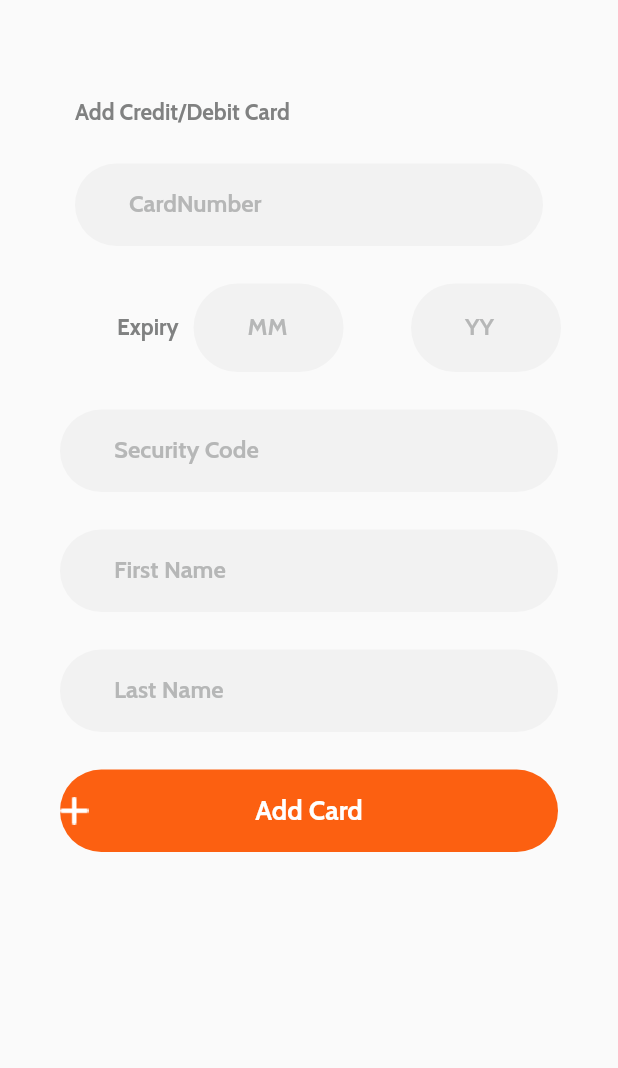
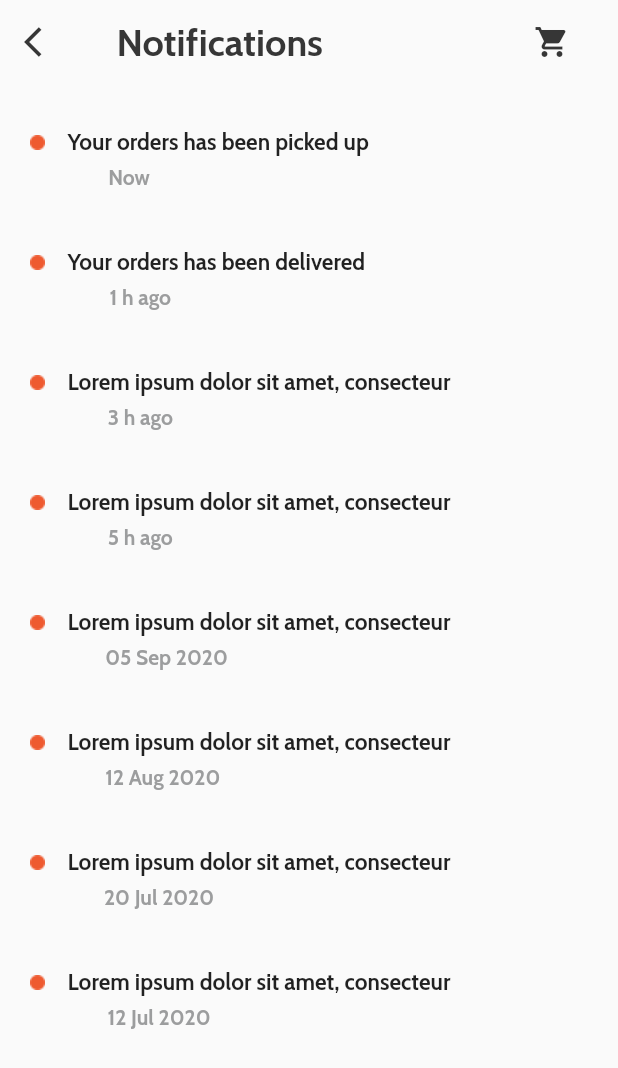
Before and after one commit to CATR27/AppMonkey5, a Flutter app: the screen it shows after launch, on a phone screen of 412 x 824 dp. Shown: the top 1068 px of the screen. Run offline on Flutter 3.47's test engine with Material 2 defaults, Android fonts, the phone set to English and light mode, and no system bars.

Commit message:
Trejo Ramirez Carlos Adrian

```diff
--- a/lib/main.dart
+++ b/lib/main.dart
@@ -5,7 +5,7 @@ void main() {
   runApp(MaterialApp(
       debugShowCheckedModeBanner: false,
       title: 'Monkey Delivery',
-      initialRoute: '/addcredit2',
+      initialRoute: '/notification',
       routes: routes,
       theme: ThemeData(
           primaryColor: const Color.fromRGBO(252, 96, 17, 1.0),
--- /dev/null
+++ b/lib/src/pages/notifications.dart
@@ -0,0 +1,278 @@
+import 'package:flutter/material.dart';
+
+class Notifications extends StatelessWidget {
+  const Notifications({Key? key}) : super(key: key);
+
+  @override
+  Widget build(BuildContext context) {
+    return Stack(
+      children:<Widget>[ Scaffold(
+        appBar: AppBar(
+          shadowColor: Colors.transparent,
+          title: const Text(' Notifications',
+          style: TextStyle(color: Color.fromARGB(255, 54, 54, 54),
+          fontSize: 25.0,
+          ),
+          ),
+          leading: IconButton(
+            icon:const Icon(Icons.arrow_back_ios,
+            color: Color.fromARGB(255, 54, 54, 54),),
+            onPressed: (){},),
+          backgroundColor: Colors.transparent,
+          actions:<Widget>[
+            IconButton(
+              icon: const Icon(Icons.shopping_cart,
+              color: Color.fromARGB(255, 54, 54, 54),
+              ),
+              onPressed: (){}),
+              const SizedBox(width: 20,),
+          ],
+        ),
+        body: SingleChildScrollView(
+          child: Column(
+            children: <Widget>[
+              Column(
+                children: <Widget>[
+                  const SizedBox(height: 30,),
+                  Row(
+                    children:<Widget>[
+                      Container(
+                        child: Image.asset('lib/src/img/punto.png'),
+                        margin: const EdgeInsets.only( left: 20, right: 10),
+                      ),
+                      Container(
+                        child: const Text('Your orders has been picked up',
+                        style: TextStyle(
+                          fontSize: 15,
+                        ),
+                        ),
+                        margin: const EdgeInsets.only( left: 5),
+                      ),
+                    ]
+                  ),
+                  Container(
+                    child: const Text('Now',
+                    style: TextStyle(color: Color.fromARGB(255, 156, 157, 158)),),
+                    margin: const EdgeInsets.only( top: 5, right: 240),
+                  ),
+                ],
+              ),
+              const SizedBox(height: 10,),
+
+
+              Column(
+                children: <Widget>[
+                  const SizedBox(height: 30,),
+                  Row(
+                    children:<Widget>[
+                      Container(
+                        child: Image.asset('lib/src/img/punto.png'),
+                        margin: const EdgeInsets.only( left: 20, right: 10),
+                      ),
+                      Container(
+                        child: const Text('Your orders has been delivered',
+                        style: TextStyle(
+                          fontSize: 15,
+                        ),
+                        ),
+                        margin: const EdgeInsets.only( left: 5),
+                      ),
+                    ]
+                  ),
+                  Container(
+                    child: const Text('1 h ago',
+                    style: TextStyle(color: Color.fromARGB(255, 156, 157, 158)),),
+                    margin: const EdgeInsets.only( top: 5, right: 225),
+                  ),
+                ],
+              ),
+              const SizedBox(height: 10,),
+
+              Column(
+                children: <Widget>[
+                  const SizedBox(height: 30,),
+                  Row(
+                    children:<Widget>[
+                      Container(
+                        child: Image.asset('lib/src/img/punto.png'),
+                        margin: const EdgeInsets.only( left: 20, right: 10),
+                      ),
+                      Container(
+                        child: const Text('Lorem ipsum dolor sit amet, consecteur',
+                        style: TextStyle(
+                          fontSize: 15,
+                        ),
+                        ),
+                        margin: const EdgeInsets.only( left: 5),
+                      ),
+                    ]
+                  ),
+                  Container(
+                    child: const Text('3 h ago',
+                    style: TextStyle(color: Color.fromARGB(255, 156, 157, 158)),),
+                    margin: const EdgeInsets.only( top: 5, right: 225),
+                  ),
+                ],
+              ),
+              const SizedBox(height: 10,),
+
+
+              Column(
+                children: <Widget>[
+                  const SizedBox(height: 30,),
+                  Row(
+                    children:<Widget>[
+                      Container(
+                        child: Image.asset('lib/src/img/punto.png'),
+                        margin: const EdgeInsets.only( left: 20, right: 10),
+                      ),
+                      Container(
+                        child: const Text('Lorem ipsum dolor sit amet, consecteur',
+                        style: TextStyle(
+                          fontSize: 15,
+                        ),
+                        ),
+                        margin: const EdgeInsets.only( left: 5),
+                      ),
+                    ]
+                  ),
+                  Container(
+                    child: const Text('5 h ago',
+                    style: TextStyle(color: Color.fromARGB(255, 156, 157, 158)),),
+                    margin: const EdgeInsets.only( top: 5, right: 225),
+                  ),
+                ],
+              ),
+              const SizedBox(height: 10,),
+
+
+
+              Column(
+                children: <Widget>[
+                  const SizedBox(height: 30,),
+                  Row(
+                    children:<Widget>[
+                      Container(
+                        child: Image.asset('lib/src/img/punto.png'),
+                        margin: const EdgeInsets.only( left: 20, right: 10),
+                      ),
+                      Container(
+                        child: const Text('Lorem ipsum dolor sit amet, consecteur',
+                        style: TextStyle(
+                          fontSize: 15,
+                        ),
+                        ),
+                        margin: const EdgeInsets.only( left: 5),
+                      ),
+                    ]
+                  ),
+                  Container(
+                    child: const Text('05 Sep 2020',
+                    style: TextStyle(color: Color.fromARGB(255, 156, 157, 158)),),
+                    margin: const EdgeInsets.only( top: 5, right: 190),
+                  ),
+                ],
+              ),
+              const SizedBox(height: 10,),
+
+
+
+              Column(
+                children: <Widget>[
+                  const SizedBox(height: 30,),
+                  Row(
+                    children:<Widget>[
+                      Container(
+                        child: Image.asset('lib/src/img/punto.png'),
+                        margin: const EdgeInsets.only( left: 20, right: 10),
+                      ),
+                      Container(
+                        child: const Text('Lorem ipsum dolor sit amet, consecteur',
+                        style: TextStyle(
+                          fontSize: 15,
+                        ),
+                        ),
+                        margin: const EdgeInsets.only( left: 5),
+                      ),
+                    ]
+                  ),
+                  Container(
+                    child: const Text('12 Aug 2020',
+                    style: TextStyle(color: Color.fromARGB(255, 156, 157, 158)),),
+                    margin: const EdgeInsets.only( top: 5, right: 195),
+                  ),
+                ],
+              ),
+              const SizedBox(height: 10,),
+
+
+
+
+              Column(
+                children: <Widget>[
+                  const SizedBox(height: 30,),
+                  Row(
+                    children:<Widget>[
+                      Container(
+                        child: Image.asset('lib/src/img/punto.png'),
+                        margin: const EdgeInsets.only( left: 20, right: 10),
+                      ),
+                      Container(
+                        child: const Text('Lorem ipsum dolor sit amet, consecteur',
+                        style: TextStyle(
+                          fontSize: 15,
+                        ),
+                        ),
+                        margin: const EdgeInsets.only( left: 5),
+                      ),
+                    ]
+                  ),
+                  Container(
+                    child: const Text('20 Jul 2020',
+                    style: TextStyle(color: Color.fromARGB(255, 156, 157, 158)),),
+                    margin: const EdgeInsets.only( top: 5, right: 200),
+                  ),
+                ],
+              ),
+              const SizedBox(height: 10,),
+
+
+
+
+              Column(
+                children: <Widget>[
+                  const SizedBox(height: 30,),
+                  Row(
+                    children:<Widget>[
+                      Container(
+                        child: Image.asset('lib/src/img/punto.png'),
+                        margin: const EdgeInsets.only( left: 20, right: 10),
+                      ),
+                      Container(
+                        child: const Text('Lorem ipsum dolor sit amet, consecteur',
+                        style: TextStyle(
+                          fontSize: 15,
+                        ),
+                        ),
+                        margin: const EdgeInsets.only( left: 5),
+                      ),
+                    ]
+                  ),
+                  Container(
+                    child: const Text('12 Jul 2020',
+                    style: TextStyle(color: Color.fromARGB(255, 156, 157, 158)),),
+                    margin: const EdgeInsets.only( top: 5, right: 200),
+                  ),
+                ],
+              ),
+              const SizedBox(height: 10,),
+            ],
+          )
+          ),
+      ),
+
+
+      ]
+    );
+  }
+}
--- a/lib/src/routes/routes.dart
+++ b/lib/src/routes/routes.dart
@@ -1,5 +1,6 @@
 import 'package:appmonkey/src/pages/Thankyou.dart';
 import 'package:appmonkey/src/pages/more.dart';
+import 'package:appmonkey/src/pages/notifications.dart';
 import 'package:flutter/material.dart';
 import 'package:appmonkey/src/pages/login_page.dart';
 import 'package:appmonkey/src/pages/log_page.dart';
@@ -27,6 +28,7 @@ final routes=<String, WidgetBuilder>{
   /*3*/'/log': (BuildContext context) => const EnterPage(),
   /*4*/'/signup': (BuildContext context) => const SignuPage(),
  /*19*/'/addcredit1': (BuildContext context) => const addcredit1(),
+ /*20*/'/notification': (BuildContext context) => const Notifications(),
 
 
 ////////////////////////////////////////////////////////////
--- a/pubspec.yaml
+++ b/pubspec.yaml
@@ -89,6 +89,7 @@ flutter:
     - lib/src/img/Notifications.png
     - lib/src/img/Inbox.png
     - lib/src/img/About_us.png
+    - lib/src/img/punto.png
   #   - images/a_dot_ham.jpeg
 
   # An image asset can refer to one or more resolution-specific "variants", see
```
Also changed, not shown: lib/src/img/punto.png (added).
